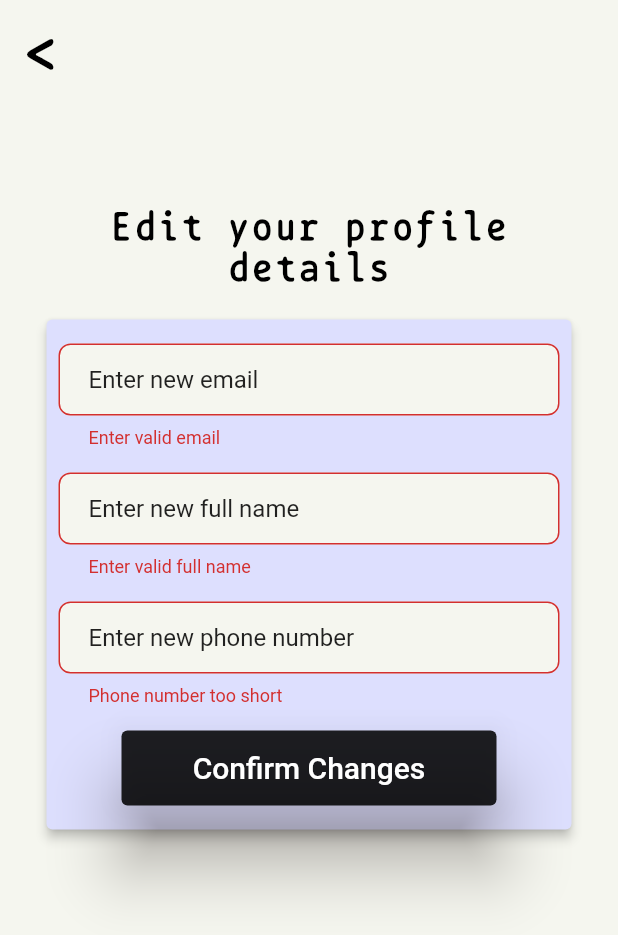
After one commit to warpfirez/HorizonComfort, a Flutter app: the EditProfileDetailsScreen screen opened by its route, after a tap on "Confirm Changes", on a phone screen of 412 x 824 dp. The commit adds this screen. Shown: the top 935 px of the screen. Run offline on Flutter 3.47's test engine with Material 2 defaults, Android fonts, the light colour scheme and no system bars; our stand-ins replace bloc, cloud_firestore, curved_navigation_bar, equatable, firebase_auth, firebase_core and 2 more; accounts and stored records are empty.

Commit message:
Edit Profile Details screen added, profile cubit implemented

```diff
--- a/lib/blocs/shoe/shoe_state.dart
+++ b/lib/blocs/shoe/shoe_state.dart
@@ -24,4 +24,7 @@ class ShoeUpdateIndex extends ShoeState {
 
   @override
   int get hashCode => super.hashCode ^ galleryIndex.hashCode;
+
+  @override
+  List<Object> get props => [galleryIndex];
 }
--- a/lib/config/app_navigator.dart
+++ b/lib/config/app_navigator.dart
@@ -4,6 +4,7 @@ import 'package:horizon_comfort/screens/login_screen.dart';
 import 'package:horizon_comfort/screens/register_screen.dart';
 import 'package:horizon_comfort/screens/shoe_screen.dart';
 
+import '../screens/edit_profile_screen.dart';
 import '../screens/menu_screen.dart';
 
 class AppNavigator {
@@ -20,6 +21,8 @@ class AppNavigator {
         return RegisterScreen.route();
       case MenuScreen.routeName:
         return MenuScreen.route();
+      case EditProfileDetailsScreen.routeName:
+        return EditProfileDetailsScreen.route();
       case ShoeScreen.routeName:
         return ShoeScreen.route();
       default:
--- /dev/null
+++ b/lib/cubits/profile/profile_cubit.dart
@@ -0,0 +1,50 @@
+import 'package:bloc/bloc.dart';
+import 'package:meta/meta.dart';
+
+import '../../data/auth_repository.dart';
+import '../../data/database_repository.dart';
+
+part 'profile_state.dart';
+
+class ProfileCubit extends Cubit<ProfileState> {
+  final AuthRepository _authRepository;
+  final DatabaseRepository _databaseRepository;
+
+  ProfileCubit({
+    required AuthRepository authRepository,
+    required DatabaseRepository databaseRepository,
+  })  : _authRepository = authRepository,
+        _databaseRepository = databaseRepository,
+        super(ProfileState.initial());
+
+  void emailChanged(String value) {
+    emit(state.copyWith(newEmail: value, newStatus: ProfileStatus.initial));
+  }
+
+  void fullNameChanged(String value) {
+    emit(state.copyWith(newFullName: value, newStatus: ProfileStatus.initial));
+  }
+
+  void phoneChanged(String value) {
+    emit(state.copyWith(newPhone: value, newStatus: ProfileStatus.initial));
+  }
+
+  Future<void> editProfileDetails() async {
+    try {
+      if (state.isValid == false) {
+        return;
+      }
+
+      await _databaseRepository.updateUser(
+        newEmail: state.email,
+        newFullName: state.fullName,
+        newPhone: state.phone,
+      );
+
+      emit(state.copyWith(newStatus: ProfileStatus.success));
+    } catch (e) {
+      print(e);
+      emit(state.copyWith(newStatus: ProfileStatus.error));
+    }
+  }
+}
--- /dev/null
+++ b/lib/cubits/profile/profile_state.dart
@@ -0,0 +1,46 @@
+part of 'profile_cubit.dart';
+
+enum ProfileStatus { initial, submitting, success, error }
+
+@immutable
+class ProfileState {
+  final String email;
+  final String fullName;
+  final String phone;
+  final ProfileStatus status;
+
+  const ProfileState({
+    required this.email,
+    required this.fullName,
+    required this.phone,
+    required this.status,
+  });
+
+  factory ProfileState.initial() {
+    return const ProfileState(
+      email: '',
+      fullName: '',
+      phone: '',
+      status: ProfileStatus.initial,
+    );
+  }
+
+  ProfileState copyWith({
+    String? newEmail,
+    String? newFullName,
+    String? newPhone,
+    ProfileStatus? newStatus,
+  }) {
+    return ProfileState(
+      email: newEmail ?? email,
+      fullName: newFullName ?? fullName,
+      phone: newPhone ?? phone,
+      status: newStatus ?? status,
+    );
+  }
+
+  bool get isValid =>
+      (email.isNotEmpty && fullName.isNotEmpty && phone.isNotEmpty);
+
+  List<Object> get props => [email, fullName, phone, status];
+}
--- a/lib/main.dart
+++ b/lib/main.dart
@@ -3,6 +3,7 @@ import 'package:horizon_comfort/blocs/auth/auth_bloc.dart';
 import 'package:horizon_comfort/blocs/shoe/shoe_bloc.dart';
 import 'package:horizon_comfort/cubits/login/login_cubit.dart';
 import 'package:horizon_comfort/cubits/menu/menu_cubit.dart';
+import 'package:horizon_comfort/cubits/profile/profile_cubit.dart';
 import 'package:horizon_comfort/data/search_repository.dart';
 import 'package:horizon_comfort/data/database_repository.dart';
 import 'package:horizon_comfort/screens/menu_screen.dart';
@@ -47,6 +48,11 @@ class MyApp extends StatelessWidget {
                     databaseRepository: context.read<DatabaseRepository>(),
                   )),
           BlocProvider(
+              create: (context) => ProfileCubit(
+                    authRepository: context.read<AuthRepository>(),
+                    databaseRepository: context.read<DatabaseRepository>(),
+                  )),
+          BlocProvider(
               create: (context) => LoginCubit(
                     authRepository: context.read<AuthRepository>(),
                   )),
--- /dev/null
+++ b/lib/screens/edit_profile_screen.dart
@@ -0,0 +1,177 @@
+import 'package:flutter/material.dart';
+import 'package:flutter_bloc/flutter_bloc.dart';
+import 'package:horizon_comfort/screens/menu_screen.dart';
+
+import '../blocs/auth/auth_bloc.dart';
+import '../cubits/profile/profile_cubit.dart';
+import '../utilities/constants.dart';
+import '../widgets/custom_elevated_button.dart';
+
+class EditProfileDetailsScreen extends StatelessWidget {
+  EditProfileDetailsScreen({Key? key}) : super(key: key);
+
+  static const String routeName = 'ProfileDetailsScreen';
+  final formKey = GlobalKey<FormState>();
+
+  static Route route() {
+    return MaterialPageRoute(
+      builder: (context) {
+        return EditProfileDetailsScreen();
+      },
+      settings: const RouteSettings(name: routeName),
+    );
+  }
+
+  @override
+  Widget build(BuildContext context) {
+    return Scaffold(
+      body: BlocBuilder<ProfileCubit, ProfileState>(
+        builder: (context, state) {
+          return Form(
+            autovalidateMode: AutovalidateMode.disabled,
+            key: formKey,
+            child: SafeArea(
+                child: Column(
+              children: [
+                Row(
+                  children: [
+                    InkWell(
+                      onTap: () {
+                        Navigator.of(context).pushNamedAndRemoveUntil(
+                          MenuScreen.routeName,
+                          ModalRoute.withName(
+                              EditProfileDetailsScreen.routeName),
+                        );
+                      },
+                      child: Container(
+                        margin: const EdgeInsets.all(16),
+                        child: Text(
+                          "<",
+                          style: kTypewriterTitleBoldTextStyle.copyWith(
+                              fontSize: 36),
+                        ),
+                      ),
+                    )
+                  ],
+                ),
+                const SizedBox(height: 70),
+                const SizedBox(
+                  width: 350,
+                  child: Text(
+                    'Edit your profile details',
+                    style: kTypewriterTitleBoldTextStyle,
+                    textAlign: TextAlign.center,
+                  ),
+                ),
+                const SizedBox(height: 16),
+                Card(
+                  color: kPastelPink,
+                  elevation: 3,
+                  child: SizedBox(
+                    width: 350,
+                    child: Column(
+                      mainAxisAlignment: MainAxisAlignment.start,
+                      children: [
+                        Padding(
+                          padding: const EdgeInsets.only(
+                              top: 16, bottom: 16.0, left: 8.0, right: 8.0),
+                          child: TextFormField(
+                            decoration: kTextFieldDecoration.copyWith(
+                              hintText: "Enter new email",
+                            ),
+                            onChanged: (value) {
+                              context.read<ProfileCubit>().emailChanged(value);
+                              print(state.email);
+                            },
+                            validator: (value) {
+                              if (state.email.isEmpty ||
+                                  !state.email.contains('@')) {
+                                return 'Enter valid email';
+                              } else {
+                                return null;
+                              }
+                            },
+                          ),
+                        ),
+                        Padding(
+                          padding: const EdgeInsets.only(
+                              bottom: 16.0, left: 8.0, right: 8.0),
+                          child: TextFormField(
+                            obscureText: false,
+                            decoration: kTextFieldDecoration.copyWith(
+                              hintText: "Enter new full name",
+                            ),
+                            onChanged: (value) {
+                              context
+                                  .read<ProfileCubit>()
+                                  .fullNameChanged(value);
+                              print(state.fullName);
+                            },
+                            validator: (value) {
+                              if (state.fullName.length < 2 ||
+                                  state.fullName.isEmpty) {
+                                return 'Enter valid full name';
+                              } else {
+                                return null;
+                              }
+                            },
+                          ),
+                        ),
+                        Padding(
+                          padding: const EdgeInsets.only(
+                              bottom: 16.0, left: 8.0, right: 8.0),
+                          child: TextFormField(
+                            obscureText: false,
+                            decoration: kTextFieldDecoration.copyWith(
+                              hintText: "Enter new phone number",
+                            ),
+                            onChanged: (value) {
+                              context.read<ProfileCubit>().phoneChanged(value);
+                              print(state.phone);
+                            },
+                            validator: (value) {
+                              if (state.phone.length < 9) {
+                                return 'Phone number too short';
+                              } else {
+                                return null;
+                              }
+                            },
+                          ),
+                        ),
+                        Padding(
+                          padding: const EdgeInsets.only(bottom: 16),
+                          child: CustomElevatedButton(
+                            onPressed: () {
+                              final isValidForm =
+                                  formKey.currentState!.validate();
+                              if (isValidForm) {
+                                try {
+                                  context
+                                      .read<ProfileCubit>()
+                                      .editProfileDetails();
+
+                                  Navigator.of(context).pushNamedAndRemoveUntil(
+                                    MenuScreen.routeName,
+                                    ModalRoute.withName(
+                                        EditProfileDetailsScreen.routeName),
+                                  );
+                                } catch (e) {
+                                  print(e);
+                                }
+                              }
+                            },
+                            text: 'Confirm Changes',
+                          ),
+                        )
+                      ],
+                    ),
+                  ),
+                ),
+              ],
+            )),
+          );
+        },
+      ),
+    );
+  }
+}
```
Also changed, not shown: lib/data/database_repository.dart (+15 -10 lines), lib/screens/settings_screen.dart (+20 -6 lines).
